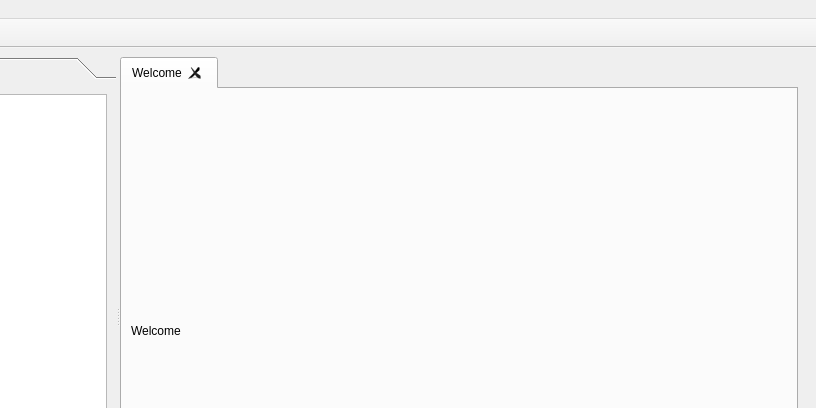
dexter9000/GenieReed, file ui/ui_main_form.ui: the form before one commit; both pictures show x 293 to 1109 and y 0 to 408 of the 1109 by 649 pixel window.
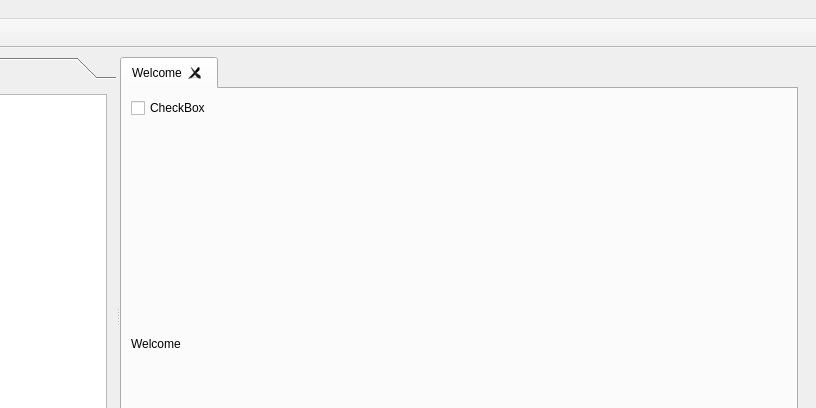
The form after the commit. Icons and pictures are not drawn.

What changed in the file:
```diff
--- a/ui/ui_main_form.ui
+++ b/ui/ui_main_form.ui
@@ -94,6 +94,13 @@
          <string>Welcome</string>
         </attribute>
         <layout class="QVBoxLayout" name="verticalLayout_8">
+         <item>
+          <widget class="QCheckBox" name="checkBox">
+           <property name="text">
+            <string>CheckBox</string>
+           </property>
+          </widget>
+         </item>
          <item>
           <widget class="QLabel" name="label">
            <property name="text">
```
Left out of the diff: 4 changed lines with no effect on the pictures.
